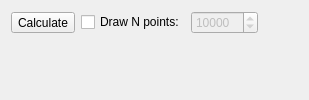
The window that tse_analytics/modules/phenomaster/actimot/views/actimot_trajectory_plot_widget.ui (TSE-Systems/tse-analytics) describes before a commit, drawn with Qt 5.
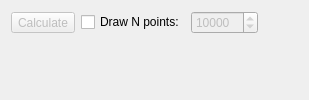
The same window after the commit. Custom widgets are drawn as their Qt base class.

The edit to the form file:
```diff
--- a/tse_analytics/modules/phenomaster/actimot/views/actimot_trajectory_plot_widget.ui
+++ b/tse_analytics/modules/phenomaster/actimot/views/actimot_trajectory_plot_widget.ui
@@ -8,6 +8,9 @@
     <layout class="QHBoxLayout" name="horizontalLayout">
      <item>
       <widget class="QToolButton" name="toolButtonCalculate">
+       <property name="enabled">
+        <bool>false</bool>
+       </property>
        <property name="text">
         <string>Calculate</string>
        </property>
```
